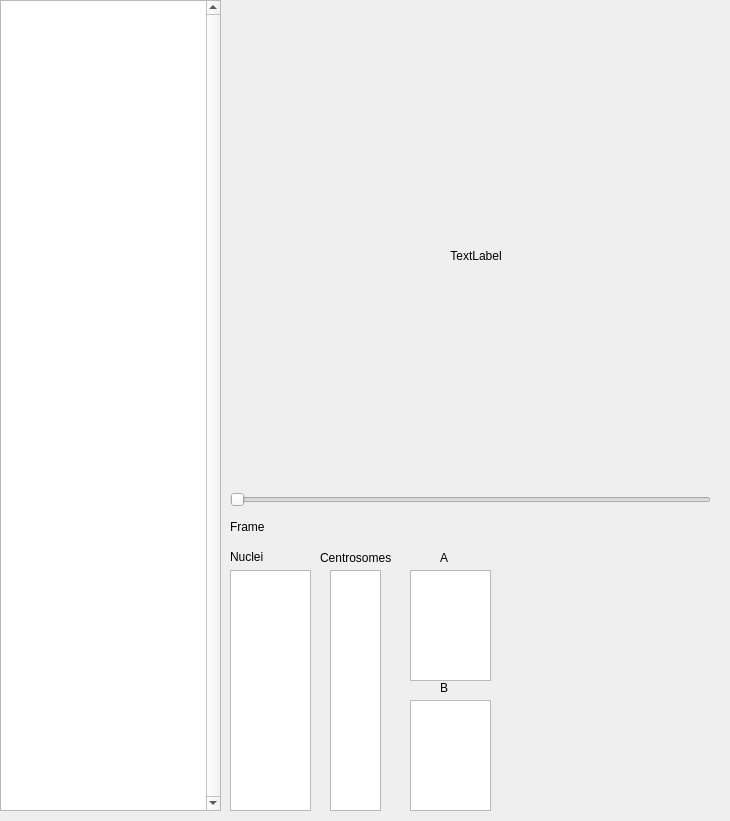
First picture: the form in ExperimentsSelectionWidget.ui, repository HocheggerLab/centrosome-tracking, before the edit.
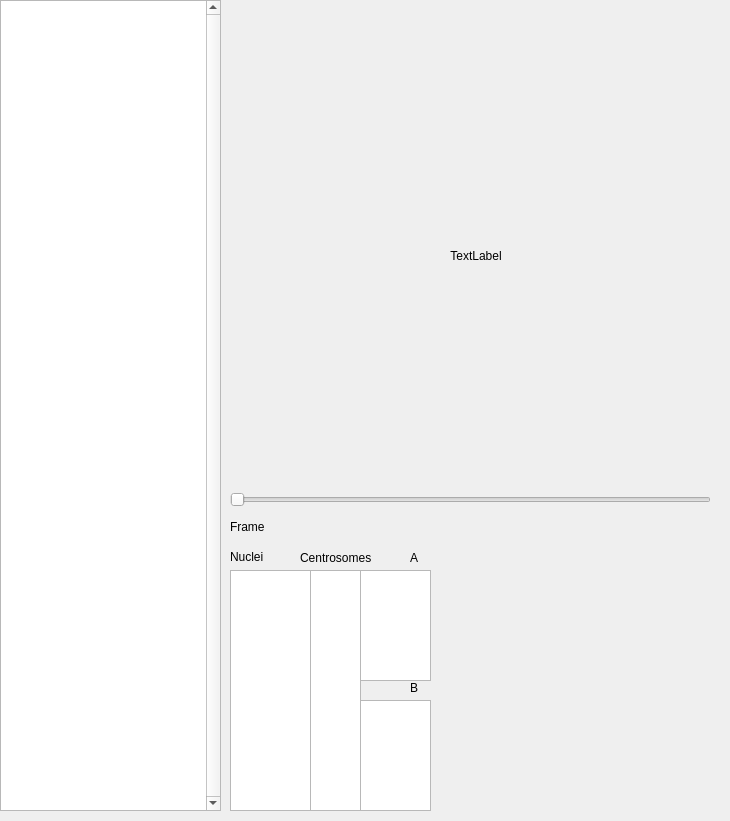
Second picture: the form after the edit. Custom widgets are drawn as their Qt base class.

Diff of the .ui file:
```diff
--- a/ExperimentsSelectionWidget.ui
+++ b/ExperimentsSelectionWidget.ui
@@ -48,7 +48,7 @@
   <widget class="QListView" name="centrosomeListView">
    <property name="geometry">
     <rect>
-     <x>330</x>
+     <x>310</x>
      <y>570</y>
      <width>51</width>
      <height>241</height>
@@ -84,7 +84,7 @@
   <widget class="QLabel" name="centrosomesTitleLbl">
    <property name="geometry">
     <rect>
-     <x>320</x>
+     <x>300</x>
      <y>550</y>
      <width>91</width>
      <height>16</height>
@@ -110,9 +110,9 @@
   <widget class="QListView" name="centrosomeListView_A">
    <property name="geometry">
     <rect>
-     <x>410</x>
+     <x>360</x>
      <y>570</y>
-     <width>81</width>
+     <width>71</width>
      <height>111</height>
     </rect>
    </property>
@@ -123,9 +123,9 @@
   <widget class="QListView" name="centrosomeListView_B">
    <property name="geometry">
     <rect>
-     <x>410</x>
+     <x>360</x>
      <y>700</y>
-     <width>81</width>
+     <width>71</width>
      <height>111</height>
     </rect>
    </property>
@@ -136,7 +136,7 @@
   <widget class="QLabel" name="centrosomesTitleLbl_A">
    <property name="geometry">
     <rect>
-     <x>440</x>
+     <x>410</x>
      <y>550</y>
      <width>16</width>
      <height>16</height>
@@ -149,7 +149,7 @@
   <widget class="QLabel" name="centrosomesTitleLbl_B">
    <property name="geometry">
     <rect>
-     <x>440</x>
+     <x>410</x>
      <y>680</y>
      <width>16</width>
      <height>16</height>
@@ -181,7 +181,28 @@
     <enum>Qt::Horizontal</enum>
    </property>
   </widget>
+  <widget class="MplWidget" name="mplDistance" native="true">
+   <property name="geometry">
+    <rect>
+     <x>420</x>
+     <y>510</y>
+     <width>311</width>
+     <height>311</height>
+    </rect>
+   </property>
+   <property name="cursor">
+    <cursorShape>CrossCursor</cursorShape>
+   </property>
+  </widget>
  </widget>
+ <customwidgets>
+  <customwidget>
+   <class>MplWidget</class>
+   <extends>QWidget</extends>
+   <header>mplwidget</header>
+   <container>1</container>
+  </customwidget>
+ </customwidgets>
  <resources/>
  <connections/>
 </ui>
```
